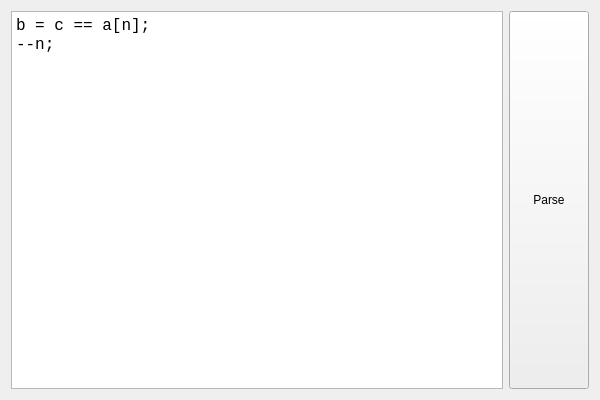
This is Lab4_GUI/Lab4_GUI.ui in JC-labs/System_programming_ii as Qt 5 draws it before an edit. The edited form follows.
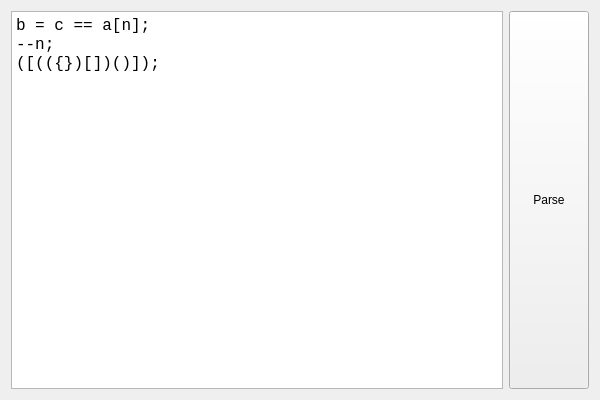
This is the edited form.

Diff of the .ui file:
```diff
--- a/Lab4_GUI/Lab4_GUI.ui
+++ b/Lab4_GUI/Lab4_GUI.ui
@@ -31,7 +31,8 @@
 p, li { white-space: pre-wrap; }
 &lt;/style&gt;&lt;/head&gt;&lt;body style=&quot; font-family:'Consolas'; font-size:12pt; font-weight:400; font-style:normal;&quot;&gt;
 &lt;p style=&quot; margin-top:0px; margin-bottom:0px; margin-left:0px; margin-right:0px; -qt-block-indent:0; text-indent:0px;&quot;&gt;b = c == a[n];&lt;/p&gt;
-&lt;p style=&quot; margin-top:0px; margin-bottom:0px; margin-left:0px; margin-right:0px; -qt-block-indent:0; text-indent:0px;&quot;&gt;--n;&lt;/p&gt;&lt;/body&gt;&lt;/html&gt;</string>
+&lt;p style=&quot; margin-top:0px; margin-bottom:0px; margin-left:0px; margin-right:0px; -qt-block-indent:0; text-indent:0px;&quot;&gt;--n;&lt;/p&gt;
+&lt;p style=&quot; margin-top:0px; margin-bottom:0px; margin-left:0px; margin-right:0px; -qt-block-indent:0; text-indent:0px;&quot;&gt;([(({})[])()]);&lt;/p&gt;&lt;/body&gt;&lt;/html&gt;</string>
      </property>
      <property name="tabStopWidth">
       <number>40</number>
```
